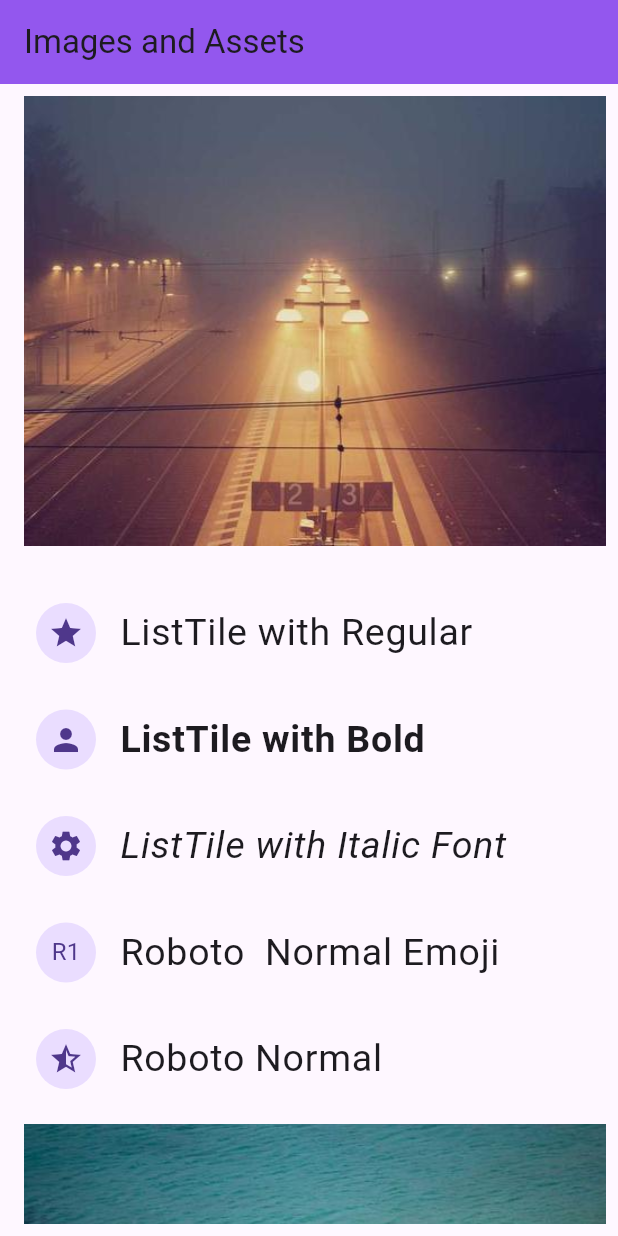
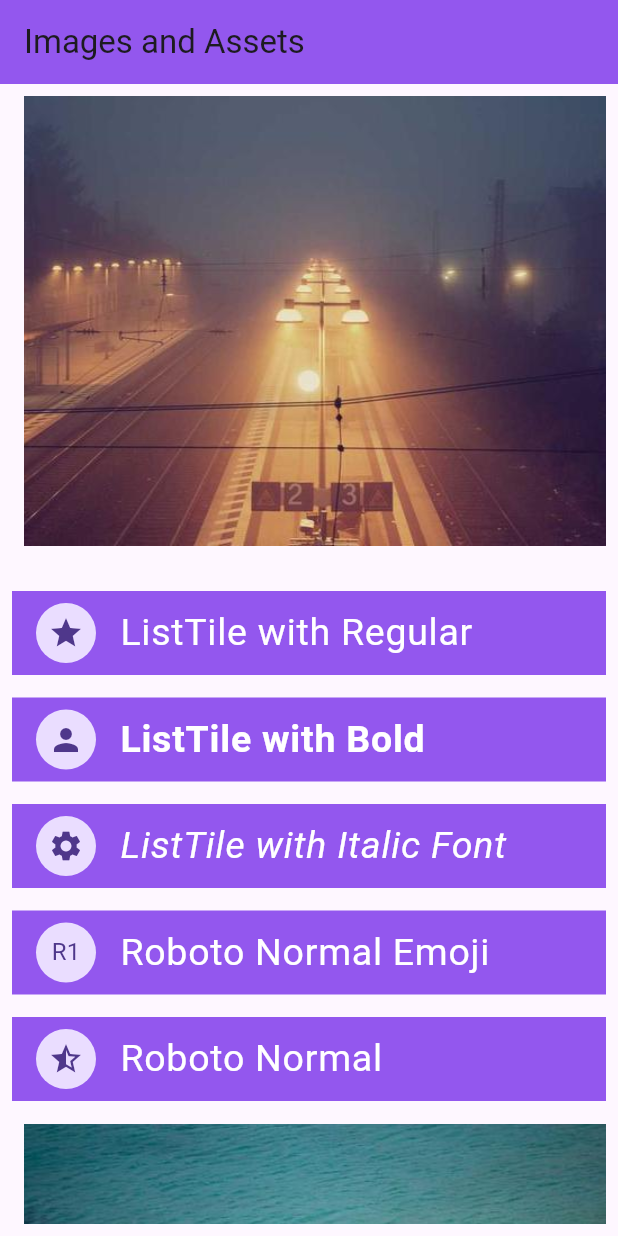
Before and after one commit to mish0024/-MAD9135_BasicFlutterApp1, a Flutter app: the screen it shows after launch, on a phone screen of 412 x 824 dp. Run offline on Flutter 3.47's test engine with Material 3 defaults, Android fonts, the phone set to English and light mode, and no system bars.

Commit message:
Updated Code

```diff
--- a/lib/main.dart
+++ b/lib/main.dart
@@ -17,7 +17,8 @@ class MainApp extends StatelessWidget {
           title: const Text('Images and Assets'),
           backgroundColor: Color.fromARGB(255, 147, 87, 238),
         ),
-        body: Padding(
+        body: Container(
+          child: Padding(
             padding: const EdgeInsets.all(8),
             child: ListView(
               children: [
@@ -43,44 +44,72 @@ class MainApp extends StatelessWidget {
                   height: 30,
                 ),
 
-              const ListTile(
+                Container(
+                  color: const Color.fromARGB(255, 147, 87, 238),
+                  child: const ListTile(
                     leading: CircleAvatar(child: Icon(Icons.star)),
                     title: Text('ListTile with Regular',
-                    style: TextStyle(fontFamily: 'Roboto',fontSize: 25.0, fontWeight: FontWeight.normal)),
+                        style: TextStyle(fontFamily: 'Roboto',fontSize: 25.0, fontWeight: FontWeight.normal, color: Colors.white)),
+
+                  ),
+
                 ),
                 const SizedBox(height: 15),
 
-              const ListTile(
+                Container(
+                  color: const Color.fromARGB(255, 147, 87, 238),
+                  child: const ListTile(
                     leading: CircleAvatar(child: Icon(Icons.person)),
-                title: Text('ListTile with Bold',
-                    style: TextStyle(
-                        fontFamily: 'Roboto',fontSize: 25.0, fontWeight: FontWeight.bold)),
+                    title: Text(
+                      'ListTile with Bold',
+                      style: TextStyle(fontFamily: 'Roboto',fontSize: 25.0,fontWeight: FontWeight.bold,color: Colors.white)),
                   ),
-              const SizedBox(height: 15),
-
-              const ListTile(
-                leading: CircleAvatar(child: Icon(Icons.settings)),
-                title: Text('ListTile with Italic Font',
-                    style: TextStyle(
-                        fontFamily: 'Roboto',fontSize: 25.0, fontStyle: FontStyle.italic)),
                 ),
 
                 const SizedBox(height: 15),
 
-              const ListTile(
-                leading: CircleAvatar(child: Text('R1')),
-                title: Text('Roboto  Normal Emoji',
-                    style: TextStyle(
-                        fontFamily: 'Roboto',fontSize: 25.0, fontStyle: FontStyle.normal)),
+                Container(
+                  color: const Color.fromARGB(255, 147, 87, 238),
+                  child: const ListTile(
+                    leading: CircleAvatar(child: Icon(Icons.settings)),
+                    title: Text(
+                      'ListTile with Italic Font',
+                      style: TextStyle(fontFamily: 'Roboto',fontSize: 25.0,fontStyle: FontStyle.italic,color: Colors.white)),
+                  ),
                 ),
 
                 const SizedBox(height: 15),
 
-              const ListTile(
+                Container(
+                  color: const Color.fromARGB(255, 147, 87, 238),
+                  child: const ListTile(
+                    leading: CircleAvatar(child: Text('R1')),
+                    title: Text(
+                      'Roboto Normal Emoji',
+                      style: TextStyle(
+                          fontFamily: 'Roboto',
+                          fontSize: 25.0,
+                          fontStyle: FontStyle.normal,
+                          color: Colors.white),
+                    ),
+                  ),
+                ),
+
+                const SizedBox(height: 15),
+
+                Container(
+                  color: const Color.fromARGB(255, 147, 87, 238),
+                  child: const ListTile(
                     leading: CircleAvatar(child: Icon(Icons.star_half_outlined)),
-                title: Text('Roboto Normal ',
+                    title: Text(
+                      'Roboto Normal',
                       style: TextStyle(
-                        fontFamily: 'Roboto',fontSize: 25.0, fontStyle: FontStyle.normal)),
+                          fontFamily: 'Roboto',
+                          fontSize: 25.0,
+                          fontStyle: FontStyle.normal,
+                          color: Colors.white),
+                    ),
+                  ),
                 ),
                  // Space between elements
 
@@ -111,6 +140,7 @@ class MainApp extends StatelessWidget {
             ),
           ),
         ),
+      ),
     );
   }
 }
```
Also changed, not shown: pubspec.lock, 1 other file. Lines whose indentation alone changed are shown as unchanged.
